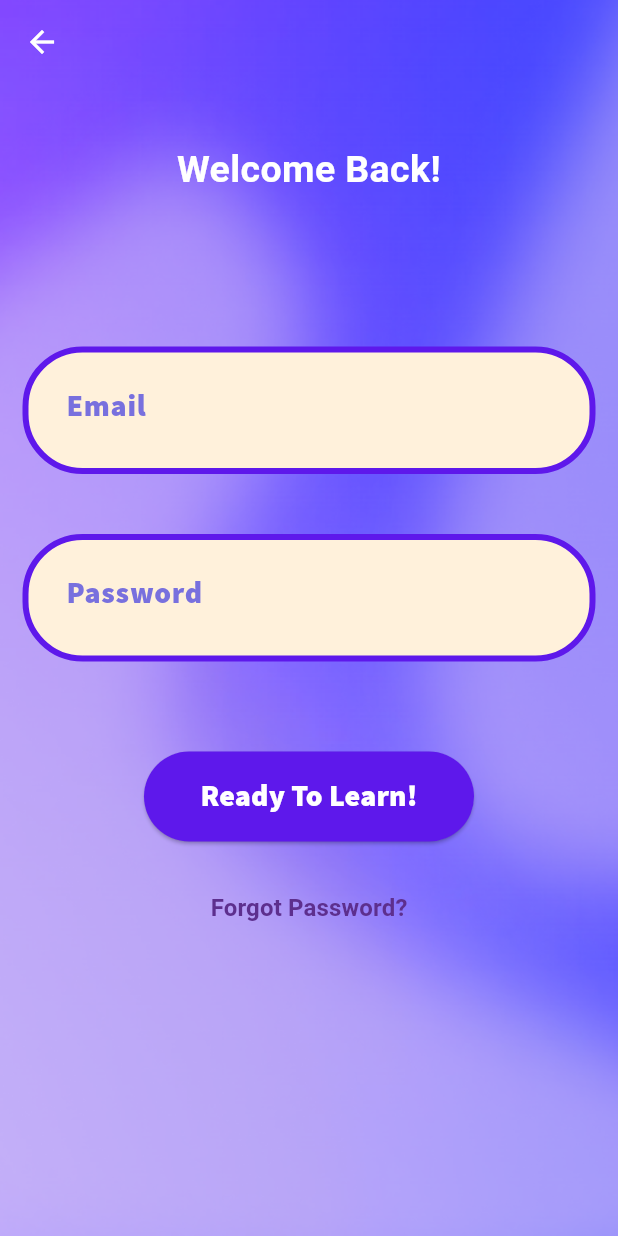
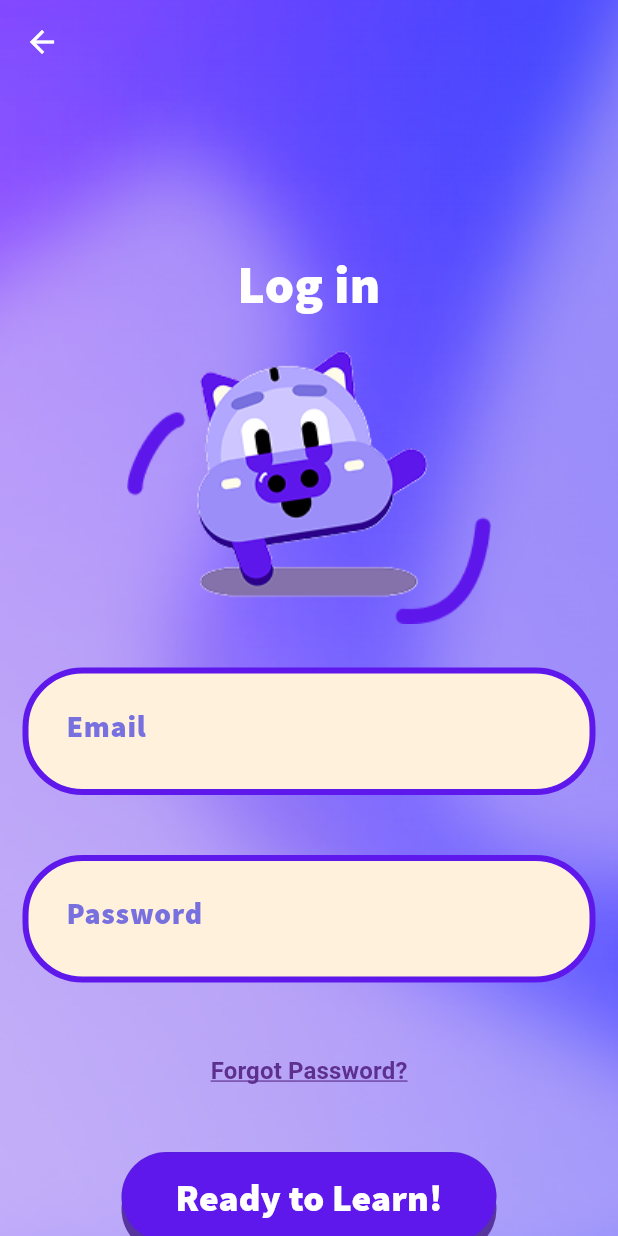
Before and after one commit to Mohamed-Amara/CoinWaFront-KMA-Q125, a Flutter app: the LoginPage screen opened directly, on a phone screen of 412 x 824 dp. Run offline on Flutter 3.47's test engine with Material 3 defaults, Android fonts, the light colour scheme and no system bars; our stand-ins replace animated_text_kit, audioplayers, confetti, dotted_border, flutter_secure_storage, jwt_decoder and 6 more; accounts and stored records are empty; network calls fail; Roboto replaces fonts that are missing (SourceSans); project files that could hold a hidden picture were left out.

Commit message:
updated login page

```diff
--- a/lib/Login-Logout/login2.dart
+++ b/lib/Login-Logout/login2.dart
@@ -433,20 +433,24 @@ class _LoginPageState extends State<LoginPage> {
               child: Column(
                 mainAxisAlignment: MainAxisAlignment.center,
                 children: <Widget>[
-                  const SizedBox(height: 80),
+                  const SizedBox(height: 150),
                   const Text(
-                    'Welcome Back!',
+                    'Log in',
                     textAlign: TextAlign.center,
                     style: TextStyle(
-                      fontFamily: 'SourceSans',
-                      color: Colors.white,
-                      fontSize: 25,
+                      fontFamily: 'Source',
+                      color: Color.fromARGB(255, 255, 255, 255),
+                      fontSize: 35,
                       fontWeight: FontWeight.bold,
                     ),
                   ),
-                  const SizedBox(height: 60),
+                  const SizedBox(height: 10),
+                  Image.asset(
+                    'assets/signupwawa.png',
+                    height: 200,
+                  ),
                   Padding(
-                    padding: const EdgeInsets.only(left: 0, top: 40),
+                    padding: const EdgeInsets.only(left: 0, top: 20),
                     child: Container(
                       height: 85,
                       width: 420,
@@ -517,23 +521,76 @@ class _LoginPageState extends State<LoginPage> {
                       ),
                     ),
                   ),
-                  const SizedBox(height: 60.0),
-                  SizedBox(
+                  const SizedBox(height: 15.0),
+                  Padding(
+                    padding: const EdgeInsets.only(
+                        top: 20), // Adjust the margin as needed
+                    child: TextButton(
+                      onPressed: _login, // Call _forgotPassword to navigate
+                      child: const Text(
+                        'Forgot Password?',
+                        style: TextStyle(
+                          color: Color(0xFF5D2F8E), // Dark purple color
+                          fontSize: 16,
+                          fontWeight: FontWeight.bold,
+                          decoration:
+                              TextDecoration.underline, // Adds underline
+                          decorationColor: Color(
+                              0xFF5D2F8E), // (Optional) Change underline color
+                          decorationThickness:
+                              1.0, // (Optional) Adjust thickness
+                        ),
+                      ),
+                    ),
+                  ),
+                  const SizedBox(height: 30.0),
+                  Container(
+                    padding:
+                        EdgeInsets.zero, // Remove padding to avoid misalignment
+                    width: 250,
                     height: 60,
-                    width: 220,
+                    decoration: BoxDecoration(
+                      border: Border.all(
+                        color: const Color.fromARGB(45, 72, 51, 166),
+                        width: 1,
+                      ),
+                      color: const Color.fromARGB(255, 94, 24, 235),
+                      borderRadius: BorderRadius.circular(30), // Rounded edges
+                      boxShadow: const [
+                        BoxShadow(
+                          color:
+                              Color.fromARGB(255, 88, 53, 158), // Shadow color
+                          offset: Offset(0, 8), // Shadow position
+                          blurRadius: 0, // No blur
+                        ),
+                      ],
+                    ),
+                    child: Center(
+                      // Ensures button content is centered
                       child: ElevatedButton(
                         onPressed: _login,
-                      style: ButtonStyle(
-                        backgroundColor: WidgetStateProperty.all<Color>(
-                          const Color.fromARGB(255, 94, 24, 235),
+                        style: ElevatedButton.styleFrom(
+                          minimumSize: const Size(
+                              100, 50), // Adjusted height for better centering
+                          backgroundColor: Colors
+                              .transparent, // Transparent to show background
+                          shadowColor:
+                              Colors.transparent, // Remove default shadow
+                          shape: RoundedRectangleBorder(
+                            borderRadius: BorderRadius.circular(30),
                           ),
                         ),
-                      child: const Text(
-                        'Ready To Learn!',
+                        child: const Center(
+                          // Ensures text is centered
+                          child: Text(
+                            "Ready to Learn!",
                             style: TextStyle(
                               color: Colors.white,
-                          fontSize: 20.0,
+                              fontSize: 25,
+                              fontWeight: FontWeight.bold,
                               fontFamily: 'Source',
+                            ),
+                          ),
                         ),
                       ),
                     ),
@@ -546,23 +603,6 @@ class _LoginPageState extends State<LoginPage> {
                         style: const TextStyle(color: Colors.red),
                       ),
                     ),
-                  // Forgot password button
-                  Padding(
-                    padding: const EdgeInsets.only(
-                        top: 20), // Adjust the margin as needed
-                    child: TextButton(
-                      onPressed:
-                          _forgotPassword, // Call _forgotPassword to navigate
-                      child: const Text(
-                        'Forgot Password?',
-                        style: TextStyle(
-                          color: Color(0xFF5D2F8E), // Dark purple color
-                          fontSize: 16,
-                          fontWeight: FontWeight.bold,
-                        ),
-                      ),
-                    ),
-                  ),
                 ],
               ),
             ),
```
Lines whose indentation alone changed are shown as unchanged.
